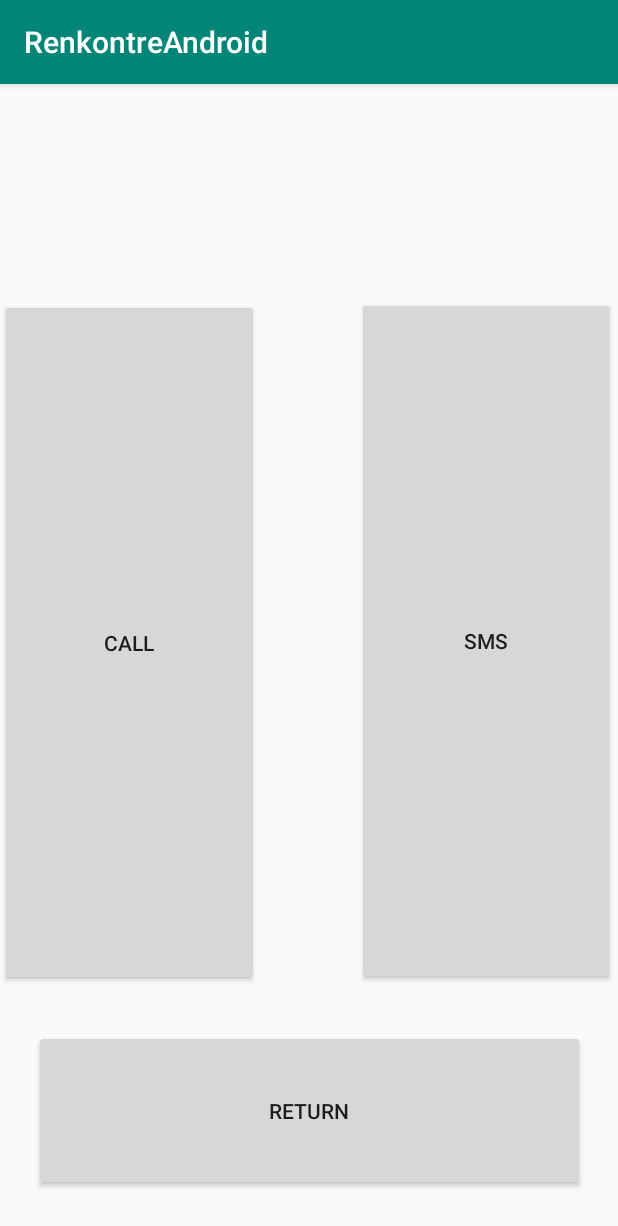
After one commit to Tenshi25/RenkontreAndroid, an Android app: the ContactPhoneActivity screen opened directly, with no data from a screen before it, on a phone screen of 412 x 824 dp. The commit adds this screen. Shown: the top 1226 px of the screen. Run offline under Robolectric (Android 15) with nearby library versions, the phone set to English and light mode, and no system bars; 2 statements that could not run were skipped.

Commit message:
Add SMS and call activity on marker infowindow click

```diff
--- /dev/null
+++ b/app/src/main/java/master/ccm/renkontreandroid/ContactPhoneActivity.java
@@ -0,0 +1,43 @@
+package master.ccm.renkontreandroid;
+
+import androidx.appcompat.app.AppCompatActivity;
+
+import android.content.Intent;
+import android.net.Uri;
+import android.os.Bundle;
+import android.view.View;
+import android.widget.TextView;
+
+public class ContactPhoneActivity extends AppCompatActivity {
+
+    private String phoneNumber;
+    private String identity;
+
+    @Override
+    protected void onCreate(Bundle savedInstanceState) {
+        super.onCreate(savedInstanceState);
+        setContentView(R.layout.activity_contact_phone);
+
+        Intent intent = getIntent();
+        Bundle bundle = intent.getBundleExtra("bundleContact");
+
+        this.identity = bundle.getString("identity");
+        this.phoneNumber = bundle.getString("phone");
+
+        TextView textViewIdentity = findViewById(R.id.id_contact_identity);
+        textViewIdentity.setText(identity);
+    }
+
+    public void onClickAskSmsActivity(View view) {
+        startActivity(new Intent(Intent.ACTION_VIEW, Uri.fromParts("sms", this.phoneNumber, null)));
+    }
+
+    public void onClickAskCallActivity(View view) {
+        Intent intent = new Intent(Intent.ACTION_CALL, Uri.parse("tel:" + this.phoneNumber));
+        startActivity(intent);
+    }
+
+    public void onClickReturnBefore(View view) {
+        finish();
+    }
+}
--- /dev/null
+++ b/app/src/main/res/layout/activity_contact_phone.xml
@@ -0,0 +1,62 @@
+<?xml version="1.0" encoding="utf-8"?>
+<androidx.constraintlayout.widget.ConstraintLayout xmlns:android="http://schemas.android.com/apk/res/android"
+    xmlns:app="http://schemas.android.com/apk/res-auto"
+    xmlns:tools="http://schemas.android.com/tools"
+    android:layout_width="match_parent"
+    android:layout_height="match_parent"
+    tools:context=".ContactPhoneActivity">
+
+    <Button
+        android:id="@+id/id_button_call_person"
+        android:layout_width="0dp"
+        android:layout_height="0dp"
+        android:layout_marginEnd="65dp"
+        android:layout_marginBottom="29dp"
+        android:onClick="onClickAskCallActivity"
+        android:text="Call"
+        app:layout_constraintBottom_toTopOf="@+id/id_button_contact_return"
+        app:layout_constraintEnd_toStartOf="@+id/id_button_sms_person"
+        app:layout_constraintStart_toStartOf="parent"
+        app:layout_constraintTop_toBottomOf="@+id/id_contact_identity" />
+
+    <Button
+        android:id="@+id/id_button_sms_person"
+        android:layout_width="0dp"
+        android:layout_height="0dp"
+        android:layout_marginTop="142dp"
+        android:layout_marginEnd="2dp"
+        android:layout_marginBottom="30dp"
+        android:onClick="onClickAskSmsActivity"
+        android:text="SMS"
+        app:layout_constraintBottom_toTopOf="@+id/id_button_contact_return"
+        app:layout_constraintEnd_toEndOf="parent"
+        app:layout_constraintStart_toEndOf="@+id/id_button_call_person"
+        app:layout_constraintTop_toTopOf="parent" />
+
+    <Button
+        android:id="@+id/id_button_contact_return"
+        android:layout_width="367dp"
+        android:layout_height="107dp"
+        android:layout_marginStart="19dp"
+        android:layout_marginEnd="19dp"
+        android:layout_marginBottom="30dp"
+        android:onClick="onClickReturnBefore"
+        android:text="@string/bt_return"
+        app:layout_constraintBottom_toBottomOf="parent"
+        app:layout_constraintEnd_toEndOf="parent"
+        app:layout_constraintStart_toStartOf="parent"
+        app:layout_constraintTop_toBottomOf="@+id/id_button_sms_person"
+        tools:text="@string/bt_return" />
+
+    <TextView
+        android:id="@+id/id_contact_identity"
+        android:layout_width="wrap_content"
+        android:layout_height="wrap_content"
+        android:layout_marginStart="16dp"
+        android:layout_marginTop="36dp"
+        android:layout_marginBottom="88dp"
+        android:text="identity"
+        app:layout_constraintBottom_toTopOf="@+id/id_button_call_person"
+        app:layout_constraintStart_toStartOf="parent"
+        app:layout_constraintTop_toTopOf="parent" />
+</androidx.constraintlayout.widget.ConstraintLayout>
```
Also changed, not shown: app/src/main/AndroidManifest.xml (+8 -4 lines), app/src/main/java/master/ccm/renkontreandroid/MapActivity.java (+83 -3 lines).
